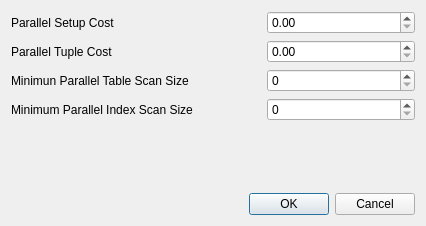
Qt form GUI/pgdbatool/dlgparallelsettings.ui (marcotcal/PG-DBA-Tools) before a commit.
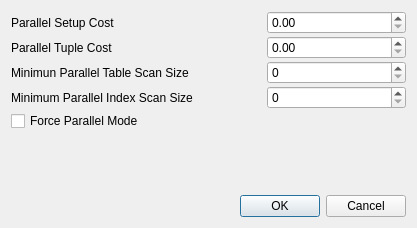
The same form after that commit.

Commit message: Add force parallel mode

```diff
--- a/GUI/pgdbatool/dlgparallelsettings.ui
+++ b/GUI/pgdbatool/dlgparallelsettings.ui
@@ -6,8 +6,8 @@
    <rect>
     <x>0</x>
     <y>0</y>
-    <width>426</width>
-    <height>226</height>
+    <width>417</width>
+    <height>228</height>
    </rect>
   </property>
   <property name="windowTitle">
@@ -19,6 +19,9 @@
      <property name="labelAlignment">
       <set>Qt::AlignLeading|Qt::AlignLeft|Qt::AlignVCenter</set>
      </property>
+     <property name="verticalSpacing">
+      <number>2</number>
+     </property>
      <item row="0" column="0">
       <widget class="QLabel" name="label">
        <property name="minimumSize">
@@ -93,6 +96,13 @@
        </property>
       </widget>
      </item>
+     <item row="4" column="0">
+      <widget class="QCheckBox" name="ck_force_parallel_mode">
+       <property name="text">
+        <string>Force Parallel Mode</string>
+       </property>
+      </widget>
+     </item>
     </layout>
    </item>
    <item>
```
